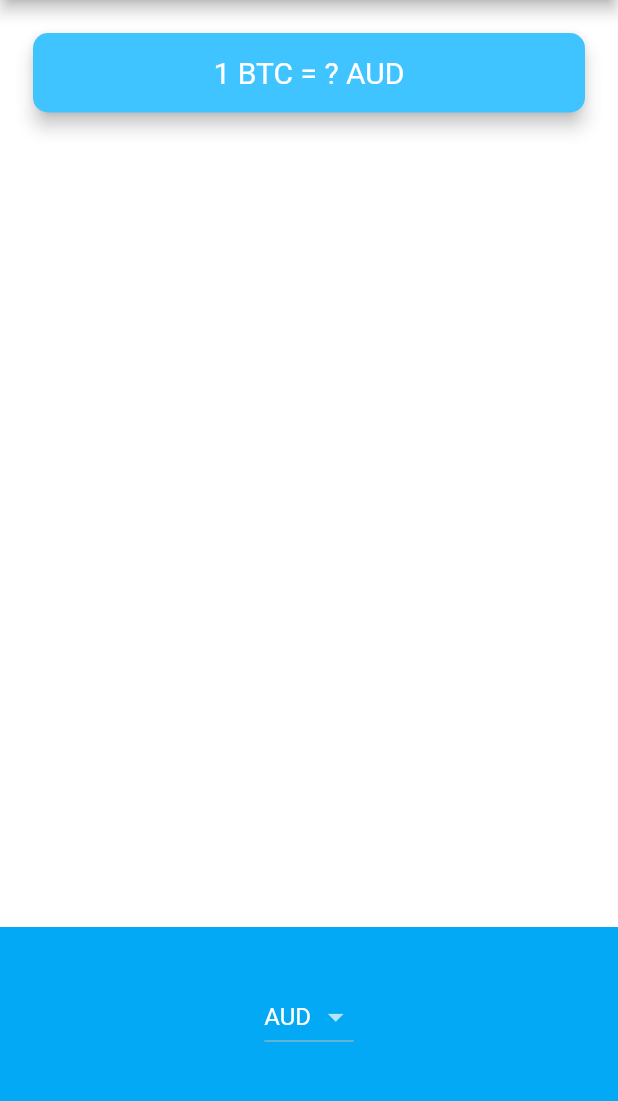
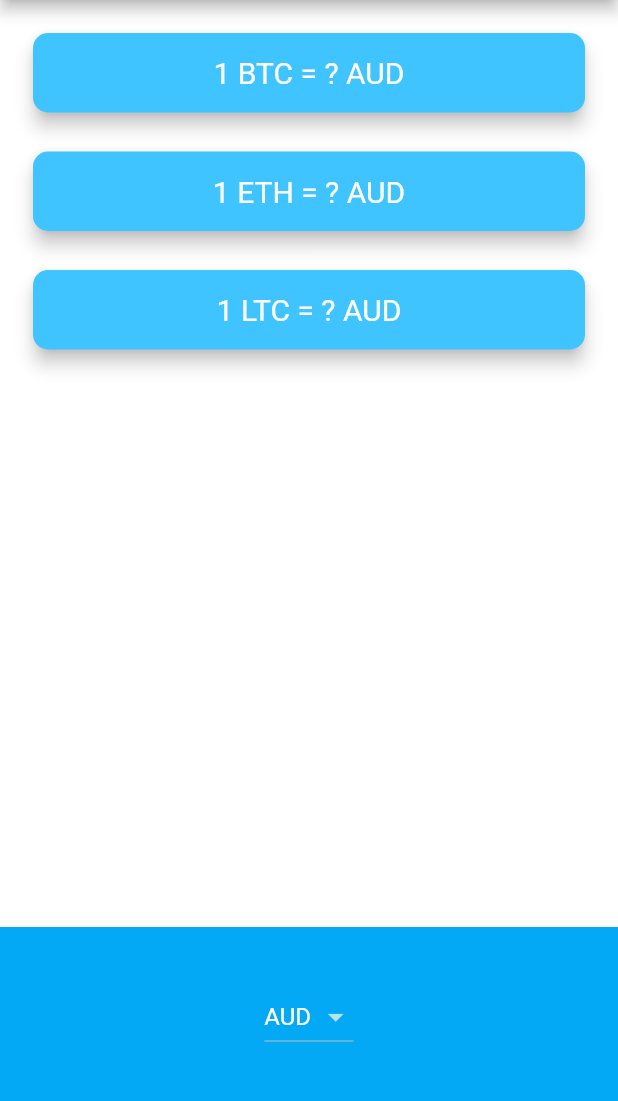
Before and after one commit to DevXanderCode/bitcoin-ticker, a Flutter app: the screen it shows after launch, on a phone screen of 412 x 824 dp, the part 84-1185 px from its top. Run offline on Flutter 3.47's test engine with Material 2 defaults, Android fonts, the phone set to English and light mode, and no system bars; network calls fail.

Commit message:
added the design for three cards for the coin list

```diff
--- /dev/null
+++ b/lib/components/crypto_card.dart
@@ -0,0 +1,40 @@
+import 'package:flutter/material.dart';
+
+class CryptoCard extends StatelessWidget {
+  const CryptoCard(
+      {required this.coin,
+      required this.coinValue,
+      required this.selectedCurrency});
+
+  final String coin;
+  final String coinValue;
+  final String selectedCurrency;
+
+  @override
+  Widget build(BuildContext context) {
+    return Padding(
+      padding: const EdgeInsets.fromLTRB(18.0, 18.0, 18.0, 0.0),
+      child: Card(
+        color: Colors.lightBlueAccent,
+        elevation: 5.0,
+        shape: RoundedRectangleBorder(
+          borderRadius: BorderRadius.circular(10.0),
+        ),
+        child: Padding(
+          padding: const EdgeInsets.symmetric(
+            vertical: 15.0,
+            horizontal: 28.0,
+          ),
+          child: Text(
+            '1 $coin = $coinValue $selectedCurrency',
+            textAlign: TextAlign.center,
+            style: const TextStyle(
+              fontSize: 20.0,
+              color: Colors.white,
+            ),
+          ),
+        ),
+      ),
+    );
+  }
+}
--- a/lib/price_screen.dart
+++ b/lib/price_screen.dart
@@ -1,8 +1,10 @@
 import 'dart:io' show Platform;
 import 'package:flutter/material.dart';
 import 'package:flutter/cupertino.dart';
+import 'package:http/http.dart';
 import 'coin_data.dart';
 import 'package:intl/intl.dart';
+import 'components/crypto_card.dart';
 
 class PriceScreen extends StatefulWidget {
   const PriceScreen({Key? key}) : super(key: key);
@@ -72,6 +74,33 @@ class _PriceScreenState extends State<PriceScreen> {
     );
   }
 
+  List<Widget> getPriceUI() {
+    List<Widget> columnChildren = [];
+    List<Widget> cryptoCards = [];
+    late Widget cryptoCardColumn = Column(
+      crossAxisAlignment: CrossAxisAlignment.stretch,
+      children: cryptoCards,
+    );
+    for (String coin in cryptoList) {
+      cryptoCards.add(CryptoCard(
+          coin: coin,
+          coinValue: bitcoinValue,
+          selectedCurrency: selectedCurrency));
+    }
+    columnChildren.add(cryptoCardColumn);
+    columnChildren.add(
+      Container(
+        height: 150.0,
+        alignment: Alignment.center,
+        padding: const EdgeInsets.only(bottom: 30.0),
+        color: Colors.lightBlue,
+        child: getPickerOrDropdown(),
+      ),
+    );
+
+    return columnChildren;
+  }
+
   Widget getPickerOrDropdown() =>
       Platform.isIOS ? iosPicker() : androidDropDownButton();
 
@@ -90,39 +119,7 @@ class _PriceScreenState extends State<PriceScreen> {
       body: Column(
         mainAxisAlignment: MainAxisAlignment.spaceBetween,
         crossAxisAlignment: CrossAxisAlignment.stretch,
-        children: <Widget>[
-          Padding(
-            padding: const EdgeInsets.fromLTRB(18.0, 18.0, 18.0, 0.0),
-            child: Card(
-              color: Colors.lightBlueAccent,
-              elevation: 5.0,
-              shape: RoundedRectangleBorder(
-                borderRadius: BorderRadius.circular(10.0),
-              ),
-              child: Padding(
-                padding: const EdgeInsets.symmetric(
-                  vertical: 15.0,
-                  horizontal: 28.0,
-                ),
-                child: Text(
-                  '1 BTC = $bitcoinValue $selectedCurrency',
-                  textAlign: TextAlign.center,
-                  style: const TextStyle(
-                    fontSize: 20.0,
-                    color: Colors.white,
-                  ),
-                ),
-              ),
-            ),
-          ),
-          Container(
-            height: 150.0,
-            alignment: Alignment.center,
-            padding: const EdgeInsets.only(bottom: 30.0),
-            color: Colors.lightBlue,
-            child: getPickerOrDropdown(),
-          )
-        ],
+        children: getPriceUI(),
       ),
     );
   }
```
